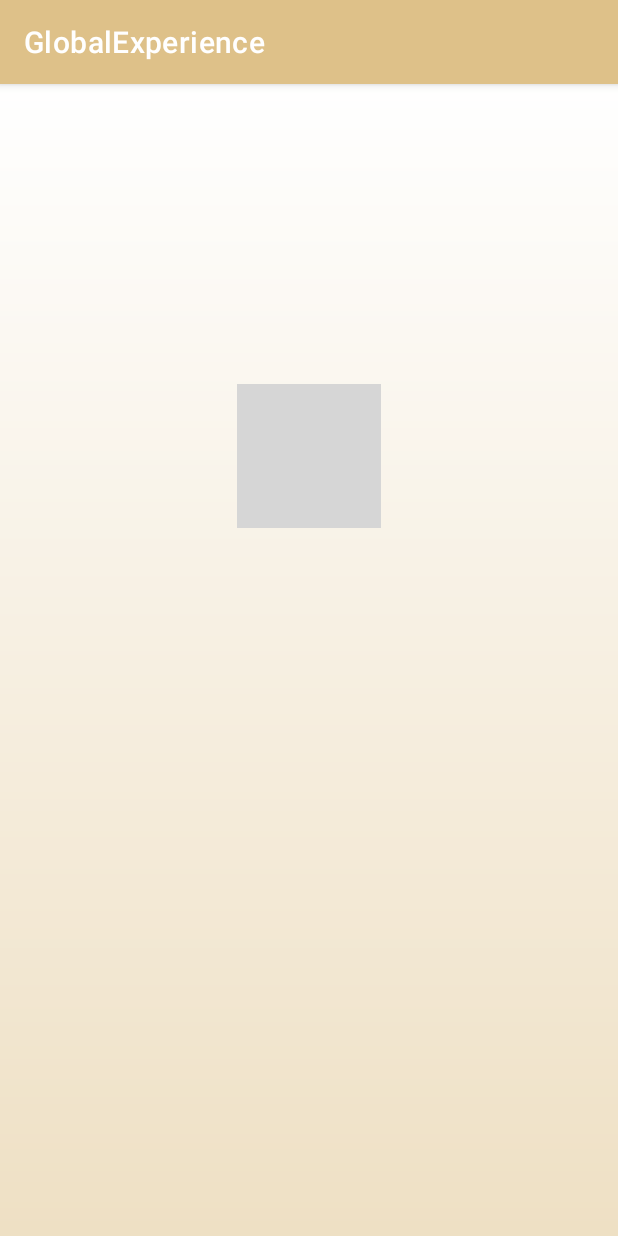
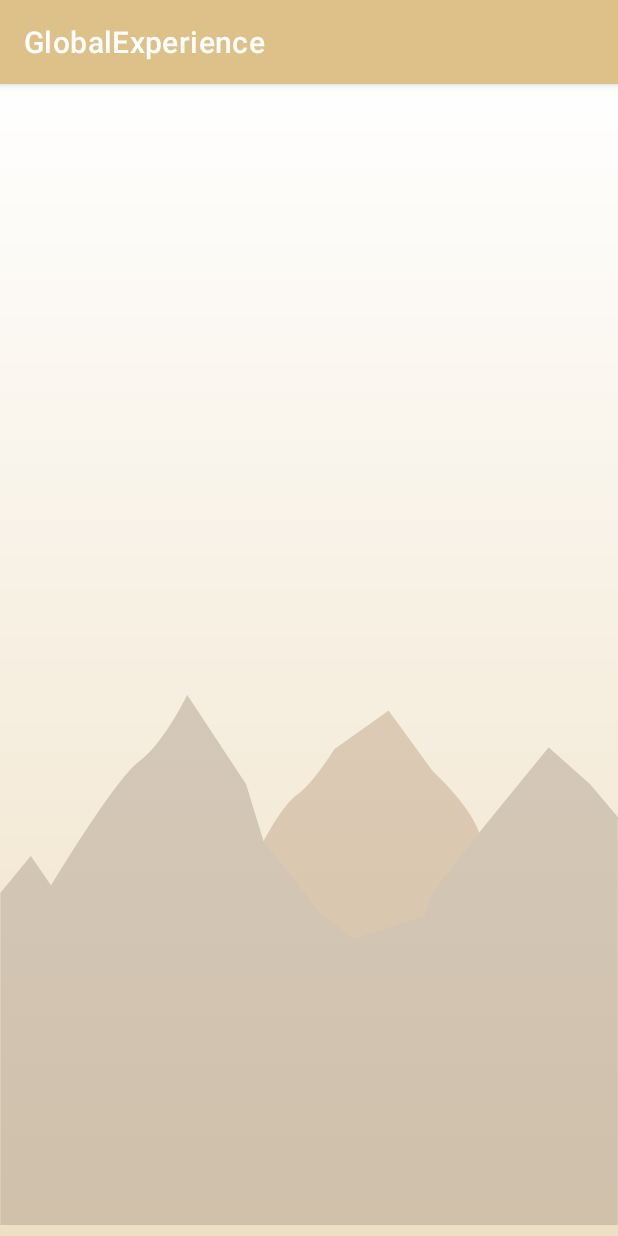
Before and after one commit to Vincent-Leonard/GlobalExperience, an Android app: the EditActivity screen opened directly, with no data from a screen before it, on a phone screen of 412 x 824 dp. Run offline under Robolectric (Android 15) with nearby library versions, the phone set to English and light mode, and no system bars; grey boxes are pictures that could not be loaded.

Commit message:
src compat to src

```diff
--- a/app/src/main/res/layout/activity_edit.xml
+++ b/app/src/main/res/layout/activity_edit.xml
@@ -5,18 +5,6 @@
     android:layout_width="match_parent"
     android:layout_height="match_parent"
     tools:context=".EditActivity">
-
-    <ImageView
-        android:id="@+id/mountain6"
-        android:layout_width="wrap_content"
-        android:layout_height="wrap_content"
-        android:layout_marginTop="200dp"
-        android:alpha="0.5"
-        android:src="@drawable/GunungV2"
-        app:layout_constraintEnd_toEndOf="parent"
-        app:layout_constraintStart_toStartOf="parent"
-        app:layout_constraintTop_toTopOf="parent"
-        app:srcCompat="@drawable/gunung_v2" />
 
     <View
         android:id="@+id/view2"
@@ -28,4 +16,15 @@
         app:layout_constraintEnd_toEndOf="parent"
         app:layout_constraintStart_toStartOf="parent"
         app:layout_constraintTop_toTopOf="parent" />
+
+    <ImageView
+        android:id="@+id/mountain6"
+        android:layout_width="wrap_content"
+        android:layout_height="wrap_content"
+        android:layout_marginTop="200dp"
+        android:alpha="0.5"
+        android:src="@drawable/gunung_v2"
+        app:layout_constraintEnd_toEndOf="parent"
+        app:layout_constraintStart_toStartOf="parent"
+        app:layout_constraintTop_toTopOf="parent" />
 </androidx.constraintlayout.widget.ConstraintLayout>
--- a/app/src/main/res/layout/activity_login.xml
+++ b/app/src/main/res/layout/activity_login.xml
@@ -23,11 +23,10 @@
         android:layout_height="wrap_content"
         android:layout_marginTop="200dp"
         android:alpha="0.5"
-        android:src="@drawable/GunungV2"
+        android:src="@drawable/gunung_v2"
         app:layout_constraintEnd_toEndOf="parent"
         app:layout_constraintStart_toStartOf="parent"
-        app:layout_constraintTop_toTopOf="parent"
-        app:srcCompat="@drawable/gunung_v2" />
+        app:layout_constraintTop_toTopOf="parent" />
 
     <TextView
         android:id="@+id/text_welcome"
--- a/app/src/main/res/layout/activity_splash.xml
+++ b/app/src/main/res/layout/activity_splash.xml
@@ -23,9 +23,9 @@
         android:layout_height="wrap_content"
         android:layout_marginTop="200dp"
         android:alpha="0.5"
-        android:src="@drawable/GunungV2"
+        android:src="@drawable/gunung_v2"
         app:layout_constraintEnd_toEndOf="parent"
         app:layout_constraintStart_toStartOf="parent"
-        app:layout_constraintTop_toTopOf="parent"
-        app:srcCompat="@drawable/gunung_v2" />
+        app:layout_constraintTop_toTopOf="parent" />
+
 </androidx.constraintlayout.widget.ConstraintLayout>
--- a/app/src/main/res/layout/fragment_history.xml
+++ b/app/src/main/res/layout/fragment_history.xml
@@ -58,11 +58,10 @@
             android:layout_width="wrap_content"
             android:layout_height="wrap_content"
             android:layout_marginTop="200dp"
-            android:src="@drawable/GunungV2"
+            android:src="@drawable/gunung_v2"
             app:layout_constraintEnd_toEndOf="parent"
             app:layout_constraintStart_toStartOf="parent"
-            app:layout_constraintTop_toTopOf="parent"
-            app:srcCompat="@drawable/gunung_v2" />
+            app:layout_constraintTop_toTopOf="parent" />
 
     </androidx.constraintlayout.widget.ConstraintLayout>
 </FrameLayout>
--- a/app/src/main/res/layout/fragment_pending.xml
+++ b/app/src/main/res/layout/fragment_pending.xml
@@ -60,11 +60,10 @@
             android:layout_width="wrap_content"
             android:layout_height="wrap_content"
             android:layout_marginTop="200dp"
-            android:src="@drawable/GunungV2"
+            android:src="@drawable/gunung_v2"
             app:layout_constraintEnd_toEndOf="parent"
             app:layout_constraintStart_toStartOf="parent"
-            app:layout_constraintTop_toTopOf="parent"
-            app:srcCompat="@drawable/gunung_v2" />
+            app:layout_constraintTop_toTopOf="parent" />
 
     </androidx.constraintlayout.widget.ConstraintLayout>
 
```
Also changed, not shown: app/src/main/res/layout/activity_reason.xml (+11 -12 lines).
